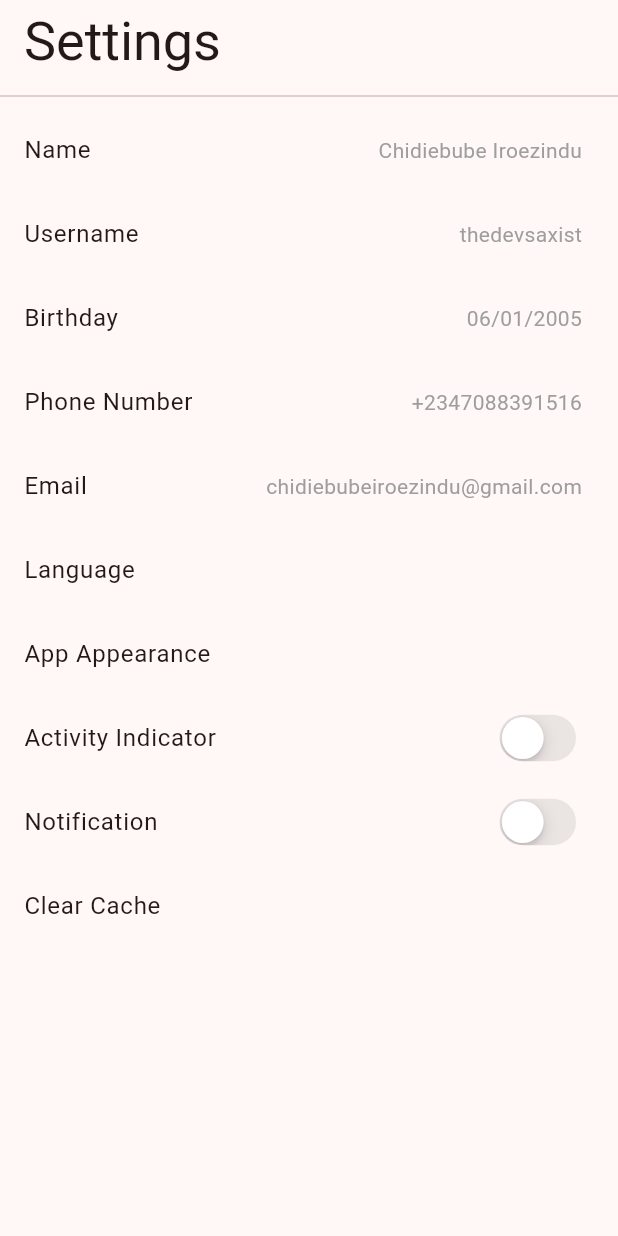
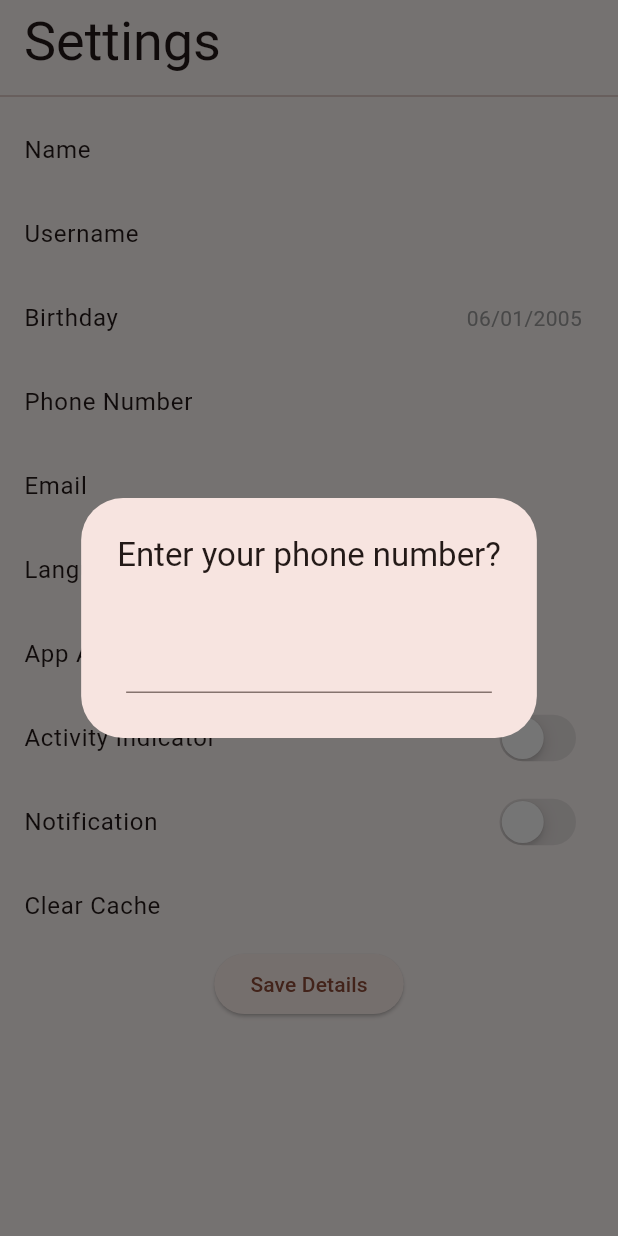
Before and after one commit to thedevsaxist/local-storage-with-shared-preferences, a Flutter app: the screen it shows after launch, after a tap on "Phone Number", on a phone screen of 412 x 824 dp. Run offline on Flutter 3.47's test engine with Material 3 defaults, Android fonts, the phone set to English and light mode, and no system bars; our stand-ins replace hive_ce, hive_ce_flutter, shared_preferences; accounts and stored records are empty.

Commit message:
feat: implement UserData model with Hive integration and user data management

```diff
--- a/lib/barrel.dart
+++ b/lib/barrel.dart
@@ -5,6 +5,7 @@ export 'package:hive_ce_flutter/hive_flutter.dart';
 export 'package:local_storage_demo/data/datasources/shared_prefs_service.dart';
 
 export 'core/themes.dart';
+export 'core/utils/init_hive.dart';
 
 export 'data/repositories/settings_toggle_repository.dart';
 export 'data/repositories/theme_mode_repository.dart';
@@ -12,3 +13,4 @@ export 'data/repositories/theme_mode_repository.dart';
 export 'presentation/screens/settings_ui.dart';
 export 'presentation/state/settings_toggle_view_model.dart';
 export 'presentation/state/theme_mode_selector_view_model.dart';
+export 'presentation/state/settings_ui_view_model.dart';
--- a/lib/core/constants.dart
+++ b/lib/core/constants.dart
@@ -1,3 +1,4 @@
 import 'package:hive_ce_flutter/hive_flutter.dart';
+import 'package:local_storage_demo/data/models/user_data.dart';
 
-final userData = Hive.box("user_data");
+final userDataBox = Hive.box<UserData>("user_data");
--- /dev/null
+++ b/lib/core/utils/clear_box.dart
@@ -0,0 +1,5 @@
+import 'package:local_storage_demo/core/constants.dart';
+
+void clearUserData() {
+  userDataBox.clear();
+}
--- /dev/null
+++ b/lib/core/utils/init_hive.dart
@@ -0,0 +1,9 @@
+import 'package:hive_ce_flutter/hive_flutter.dart';
+import 'package:local_storage_demo/data/models/user_data.dart';
+
+Future<void> initHive() async {
+  // initialize hive
+  await Hive.initFlutter();
+  Hive.registerAdapter(UserDataAdapter());
+  await Hive.openBox<UserData>("user_data");
+}
--- a/lib/data/models/user_data.dart
+++ b/lib/data/models/user_data.dart
@@ -1,14 +1,27 @@
 import 'package:json_annotation/json_annotation.dart';
+import 'package:local_storage_demo/barrel.dart';
 
 part 'user_data.g.dart';
 
+@HiveType(typeId: 0)
 @JsonSerializable(explicitToJson: true)
 class UserData {
+  @HiveField(0)
   final String name;
+
+  @HiveField(1)
   final String userName;
+
+  @HiveField(2)
   final String birthDay;
+
+  @HiveField(3)
   final String phoneNumber;
+
+  @HiveField(4)
   final String email;
+
+  @HiveField(5)
   final String? language;
 
   UserData({
--- a/lib/main.dart
+++ b/lib/main.dart
@@ -3,9 +3,7 @@ import 'barrel.dart';
 void main() async {
   WidgetsFlutterBinding.ensureInitialized();
 
-  // initialize hive
-  await Hive.initFlutter();
-  await Hive.openBox('user_data');
+  await initHive();
 
   // initialize shared preferences in the main function of the app.
   await SharedPrefsService().initPrefs();
@@ -13,6 +11,9 @@ void main() async {
   runApp(
     MultiProvider(
       providers: [
+        ChangeNotifierProvider(
+          create: (context) => SettingsUiViewModel(),
+        ),
         ChangeNotifierProvider(
           create: (context) => SettingsToggleViewModel(
             SettingsToggleRepository(),
--- a/lib/presentation/screens/settings_ui.dart
+++ b/lib/presentation/screens/settings_ui.dart
@@ -1,12 +1,5 @@
-import 'package:flutter/material.dart';
-import 'package:local_storage_demo/core/utils/interactive_popup.dart';
-import 'package:local_storage_demo/data/repositories/shared_prefs_repository.dart';
-import 'package:local_storage_demo/presentation/state/theme_mode_selector_view_model.dart';
 
-import 'package:local_storage_demo/presentation/widgets/radio_selector.dart';
-import 'package:local_storage_demo/presentation/widgets/settings_tile.dart';
-import 'package:local_storage_demo/presentation/widgets/settings_toggle.dart';
-import 'package:provider/provider.dart';
+import 'screens_barrel.dart';
 
 class SettingsUi extends StatefulWidget {
   const SettingsUi({super.key});
@@ -16,22 +9,24 @@ class SettingsUi extends StatefulWidget {
 }
 
 class _SettingsUiState extends State<SettingsUi> {
-  String notificationKey = 'notification';
-  String activityIndicatorKey = 'activity_indicator';
-
   @override
   void initState() {
     super.initState();
 
-    final themeModeViewModel =
-        Provider.of<ThemeModeSelectorViewModel>(context, listen: false);
-    themeModeViewModel.getThemeName();
+    Provider.of<SettingsUiViewModel>(context, listen: false)
+        .initThemeMode(context);
+
+    Provider.of<SettingsUiViewModel>(context, listen: false).getUserData();
   }
 
   @override
   Widget build(BuildContext context) {
     String? groupValue =
         Provider.of<ThemeModeSelectorViewModel>(context).themeName;
+
+    final settingsUiViewModel =
+        Provider.of<SettingsUiViewModel>(context, listen: true);
+
     return Scaffold(
       appBar: AppBar(
         title: Text(
@@ -49,12 +44,14 @@ class _SettingsUiState extends State<SettingsUi> {
           // name
           SettingsTile(
             title: 'Name',
-            trailing: 'Chidiebube Iroezindu',
+            trailing: settingsUiViewModel.user?.name ?? '',
             onTap: () {
               showInteractiveDialog(
                 context,
                 header: 'What is your name?',
-                child: const TextField(),
+                child: TextField(
+                  controller: settingsUiViewModel.nameController,
+                ),
               );
             },
           ),
@@ -62,8 +59,16 @@ class _SettingsUiState extends State<SettingsUi> {
           // username
           SettingsTile(
             title: 'Username',
-            trailing: 'thedevsaxist',
-            onTap: () {},
+            trailing: settingsUiViewModel.user?.userName ?? '',
+            onTap: () {
+              showInteractiveDialog(
+                context,
+                header: 'What should we call you?',
+                child: TextField(
+                  controller: settingsUiViewModel.usernameController,
+                ),
+              );
+            },
           ),
 
           // birthday
@@ -76,15 +81,31 @@ class _SettingsUiState extends State<SettingsUi> {
           // phone number
           SettingsTile(
             title: 'Phone Number',
-            trailing: '+2347088391516',
-            onTap: () {},
+            trailing: settingsUiViewModel.user?.phoneNumber ?? '',
+            onTap: () {
+              showInteractiveDialog(
+                context,
+                header: 'Enter your phone number?',
+                child: TextField(
+                  controller: settingsUiViewModel.phoneNumberController,
+                ),
+              );
+            },
           ),
 
           // email
           SettingsTile(
             title: 'Email',
-            trailing: 'chidiebubeiroezindu@gmail.com',
-            onTap: () {},
+            trailing: settingsUiViewModel.user?.email ?? '',
+            onTap: () {
+              showInteractiveDialog(
+                context,
+                header: 'Enter your email?',
+                child: TextField(
+                  controller: settingsUiViewModel.emailController,
+                ),
+              );
+            },
           ),
 
           // language
@@ -171,13 +192,13 @@ class _SettingsUiState extends State<SettingsUi> {
           // Activity Indicator
           SettingsToggle(
             title: 'Activity Indicator',
-            toggleKey: activityIndicatorKey,
+            toggleKey: settingsUiViewModel.activityIndicatorKey,
           ),
 
           // notification
           SettingsToggle(
             title: 'Notification',
-            toggleKey: notificationKey,
+            toggleKey: settingsUiViewModel.notificationKey,
           ),
 
           // clear local storage
@@ -185,7 +206,17 @@ class _SettingsUiState extends State<SettingsUi> {
             title: 'Clear Cache',
             onTap: () async {
               await SharedPrefsRepository().clearCache();
+              clearUserData();
             },
+          ),
+
+          ElevatedButton(
+            onPressed: () {
+              // setState(() {
+              settingsUiViewModel.updateUserDetails();
+              // });
+            },
+            child: const Text('Save Details'),
           ),
         ],
       ),
--- /dev/null
+++ b/lib/presentation/state/settings_ui_view_model.dart
@@ -0,0 +1,63 @@
+import 'package:flutter/material.dart';
+import 'package:local_storage_demo/core/constants.dart';
+import 'package:provider/provider.dart';
+
+import '../../data/models/user_data.dart';
+import 'theme_mode_selector_view_model.dart';
+
+class SettingsUiViewModel with ChangeNotifier {
+  UserData? _user;
+  UserData? get user => _user;
+
+  final String _notificationKey = 'notification';
+  final String _activityIndicatorKey = 'activity_indicator';
+
+  String get notificationKey => _notificationKey;
+  String get activityIndicatorKey => _activityIndicatorKey;
+
+  final TextEditingController _nameController = TextEditingController();
+  final TextEditingController _emailController = TextEditingController();
+  final TextEditingController _usernameController = TextEditingController();
+  final TextEditingController _birthdayController = TextEditingController();
+  final TextEditingController _phoneNumberController = TextEditingController();
+
+  TextEditingController get nameController => _nameController;
+  TextEditingController get emailController => _emailController;
+  TextEditingController get birthdayController => _birthdayController;
+  TextEditingController get usernameController => _usernameController;
+  TextEditingController get phoneNumberController => _phoneNumberController;
+
+  void initThemeMode(BuildContext context) {
+    final themeModeViewModel =
+        Provider.of<ThemeModeSelectorViewModel>(context, listen: false);
+    themeModeViewModel.getThemeName();
+  }
+
+  void updateUserDetails() {
+    if (_nameController.text.isNotEmpty &&
+        _usernameController.text.isNotEmpty &&
+        _phoneNumberController.text.isNotEmpty &&
+        _emailController.text.isNotEmpty) {
+      final userDetails = UserData(
+        name: _nameController.text,
+        userName: _usernameController.text,
+        birthDay: _birthdayController.text,
+        phoneNumber: _phoneNumberController.text,
+        email: _emailController.text,
+      );
+
+      saveUserData(userDetails);
+    }
+  }
+
+  void saveUserData(UserData userData) {
+    userDataBox.put('user', userData);
+    _user = userData;
+    notifyListeners();
+  }
+
+  UserData? getUserData() {
+    _user = userDataBox.get('user');
+    return user;
+  }
+}
```
Also changed, not shown: lib/presentation/screens/screens_barrel.dart (added, +13 -0 lines), pubspec.yaml (+4 -5 lines), lib/data/models/user_data.g.dart, lib/hive_registrar.g.dart (added), pubspec.lock, 1 other file.
